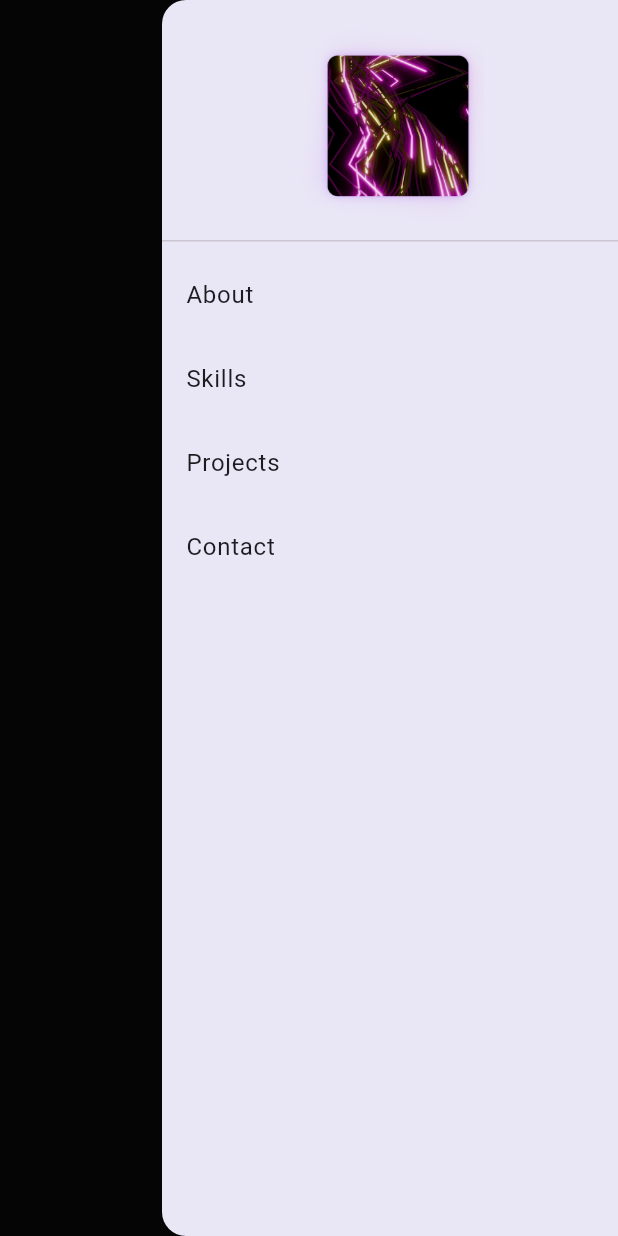
After one commit to mariam280/my_portfolio, a Flutter app: the HomeView screen opened directly, with the side drawer open, on a phone screen of 412 x 824 dp. The commit adds this screen. Run offline on Flutter 3.47's test engine with Material 3 defaults, Android fonts, the phone set to English and light mode, and no system bars.

Commit message:
initialize layouts

```diff
--- a/lib/core/theme/app_colors.dart
+++ b/lib/core/theme/app_colors.dart
@@ -6,4 +6,5 @@ import 'package:flutter/widgets.dart';
   static const kWhite = Color(0xffF9FAFB);
   static const kGrey = Color(0xff9CA3AF);
   static const kBlack = Color(0xff0C0C0C);
+  static const backgroundColor = Color(0xff0A0A0A);
 }
--- /dev/null
+++ b/lib/core/widgets/adaptive_layout_widget.dart
@@ -0,0 +1,23 @@
+import 'package:flutter/material.dart';
+
+class AdaptiveLayout extends StatelessWidget {
+  const AdaptiveLayout(
+      {super.key,
+      required this.mobileLayout,
+      required this.tabletLayout,
+      required this.desktopLayout});
+
+  final WidgetBuilder mobileLayout, tabletLayout, desktopLayout;
+  @override
+  Widget build(BuildContext context) {
+    return LayoutBuilder(builder: (context, constrains) {
+      if (constrains.maxWidth < 600) {  //800
+        return mobileLayout(context);
+      } else if (constrains.maxWidth < 1024) {  // 1200
+        return tabletLayout(context);
+      } else {
+        return desktopLayout(context);
+      }
+    });
+  }
+}
--- /dev/null
+++ b/lib/modules/home/presentation/screens/home_screen.dart
@@ -0,0 +1,28 @@
+import 'package:flutter/material.dart';
+import 'package:my_portfolio/core/theme/app_colors.dart';
+import 'package:my_portfolio/core/widgets/adaptive_layout_widget.dart';
+import 'package:my_portfolio/modules/home/presentation/screens/widgets/app_drawer.dart';
+
+import 'widgets/mobile_layout.dart';
+import 'widgets/tablet_layout.dart';
+
+class HomeView extends StatelessWidget {
+  const HomeView({super.key});
+
+  @override
+  Widget build(BuildContext context) {
+    return Scaffold(
+      backgroundColor: AppColors.backgroundColor,
+      endDrawer: MediaQuery.of(context).size.width < 1024
+          ? AppDrawer()
+          : null,
+      body: SafeArea(
+        child: AdaptiveLayout(
+          mobileLayout: (context) => const MobileLayout(),
+          tabletLayout: (context) => const TabletLayout(),
+          desktopLayout: (context) => const TabletLayout(),
+        ),
+      ),
+    );
+  }
+}
--- /dev/null
+++ b/lib/modules/home/presentation/screens/widgets/app_drawer.dart
@@ -0,0 +1,39 @@
+
+import 'package:flutter/material.dart';
+import 'package:my_portfolio/core/constants/app_images.dart';
+
+class AppDrawer extends StatelessWidget {
+  const AppDrawer({
+    super.key,
+  });
+
+  @override
+  Widget build(BuildContext context) {
+    return Drawer(
+        backgroundColor: const Color.fromARGB(255, 233, 230, 246),
+        child: ListView(
+          padding: EdgeInsets.zero,
+          children: [
+            DrawerHeader(
+              child: Image.asset(
+                Assets.imagesAvatar,
+                fit: BoxFit.contain,
+              ),
+            ),
+            ListTile(
+              title: Text('About'),
+            ),
+            ListTile(
+              title: Text('Skills'),
+            ),
+            ListTile(
+              title: Text('Projects'),
+            ),
+            ListTile(
+              title: Text('Contact'),
+            ),
+          ],
+        ),
+      );
+  }
+}
--- /dev/null
+++ b/lib/modules/home/presentation/screens/widgets/mobile_layout.dart
@@ -0,0 +1,10 @@
+import 'package:flutter/widgets.dart';
+
+class MobileLayout extends StatelessWidget {
+  const MobileLayout({super.key});
+
+  @override
+  Widget build(BuildContext context) {
+    return  Container();
+  }
+}
--- /dev/null
+++ b/lib/modules/home/presentation/screens/widgets/tablet_layout.dart
@@ -0,0 +1,10 @@
+import 'package:flutter/widgets.dart';
+
+class TabletLayout extends StatelessWidget {
+  const TabletLayout({super.key});
+
+  @override
+  Widget build(BuildContext context) {
+    return Container();
+  }
+}
```
